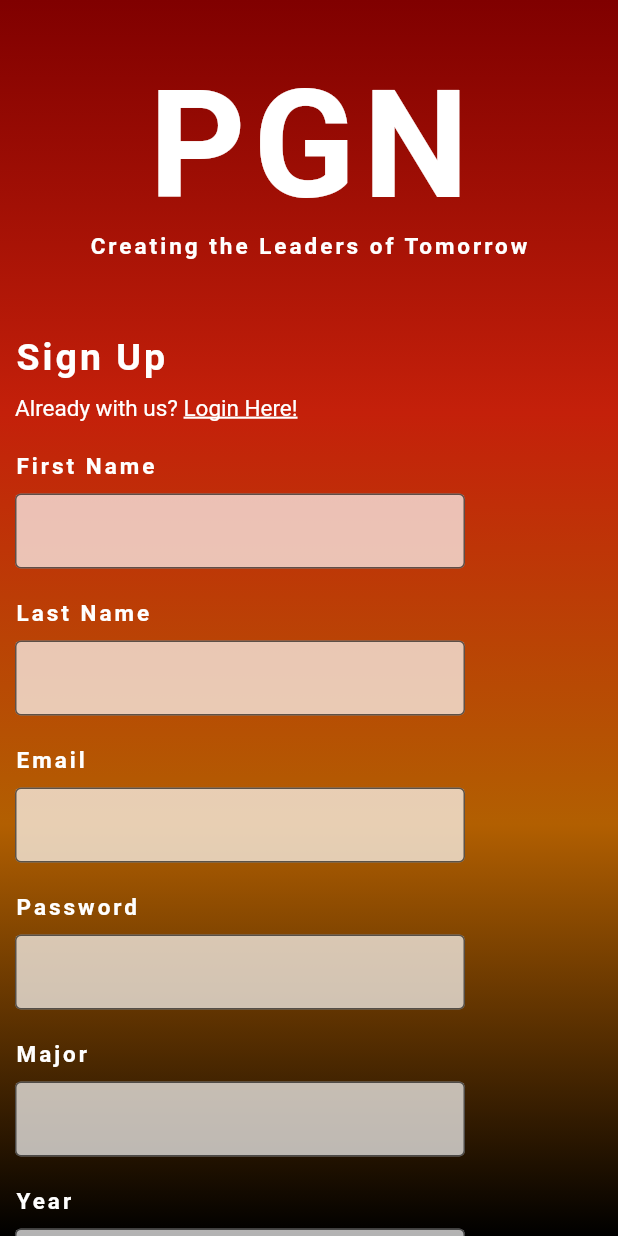
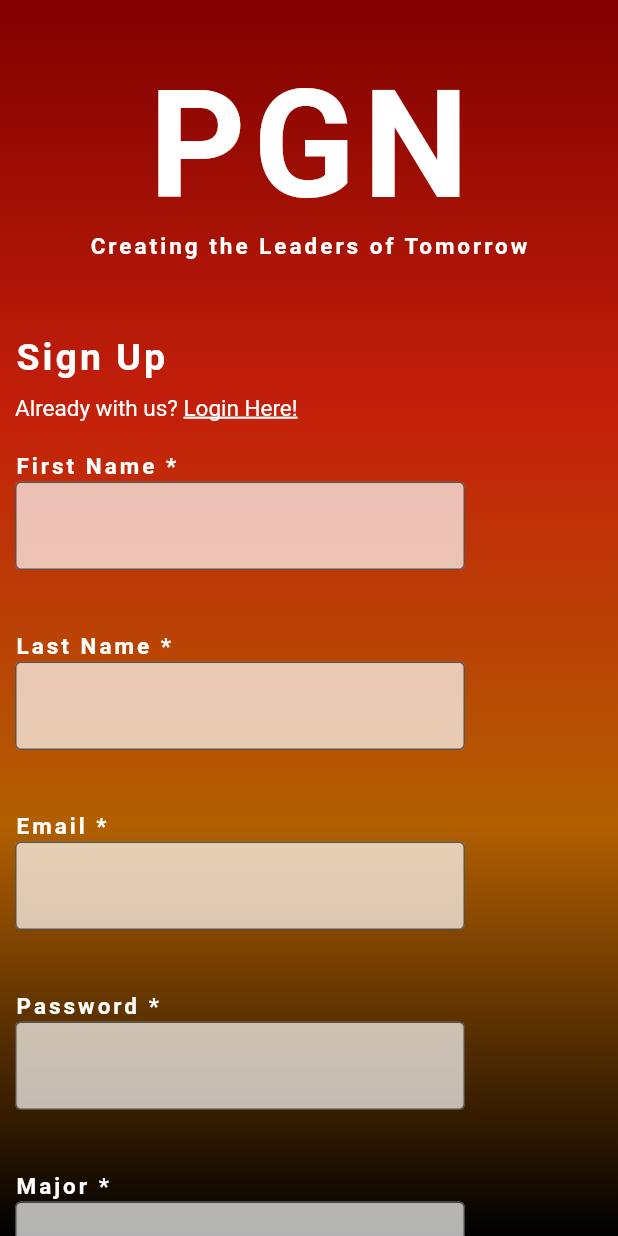
Before and after one commit to PGNTechChair/pgn_app, a Flutter app: the SignUp screen opened by its route, on a phone screen of 412 x 824 dp. Run offline on Flutter 3.47's test engine with Material 2 defaults, Android fonts, the phone set to English and light mode, and no system bars; our stand-ins replace cloud_firestore, firebase_auth, firebase_core, flutter_spinkit, rive; accounts and stored records are empty.

Commit message:
Formatted the signup page to include more room for error text.

```diff
--- a/lib/pages/settings.dart
+++ b/lib/pages/settings.dart
@@ -15,7 +15,7 @@ class Settings extends StatefulWidget {
 
 class _SettingsState extends State<Settings> {
   final _formKey = GlobalKey<FormState>();
-  final List<String> years = ['Freshman', 'Sophomore', 'Junior', 'Senior', 'Other'];
+  final List<String> years = ['Freshman', 'Sophomore', 'Junior', 'Senior'];
 
   // form values
   late String? _currentFirstName = '';
--- a/lib/pages/signup.dart
+++ b/lib/pages/signup.dart
@@ -22,6 +22,8 @@ class _SignUpState extends State<SignUp> {
   final AuthService _authService = AuthService();
   final _formKey = GlobalKey<FormState>();
   bool loading = false;
+  final List<String> years = ['Freshman', 'Sophomore', 'Junior', 'Senior'];
+
 
   // text field state
   String email = '';
@@ -93,7 +95,7 @@ class _SignUpState extends State<SignUp> {
                   SizedBox(height: 8.0),
                   Container(
                       margin: EdgeInsets.fromLTRB(10, 0, 10, 0),
-                      width: 150,
+                      width: double.infinity,
                       height: 50,
                       child: Align(
                           alignment: Alignment.centerLeft,
@@ -137,12 +139,12 @@ class _SignUpState extends State<SignUp> {
                   ),
                   Container(
                       margin: EdgeInsets.fromLTRB(10, 20, 10, 0),
-                      width: 100,
+                      width: double.infinity,
                       height: 20,
                       child: Align(
                           alignment: Alignment.centerLeft,
                           child: Text(
-                              "First Name",
+                              "First Name *",
                               style: TextStyle(
                                 fontSize: 15,
                                 letterSpacing: 2.0,
@@ -152,13 +154,19 @@ class _SignUpState extends State<SignUp> {
                           )
                       )
                   ),
-                  SizedBox(height: 8.0),
                   Padding(
                     padding: const EdgeInsets.fromLTRB(10,0,10,0),
                     child: SizedBox(
                       width: 300,
-                      height: 50,
+                      height: 80,
                       child: TextFormField(
+                        validator: (String? val) {
+                          if (val != null && val.isEmpty)
+                          {
+                            return "required *";
+                          }
+                          return null;
+                        },
                           onChanged: (val)
                           {
                             setState(() => firstName = val);
@@ -167,18 +175,19 @@ class _SignUpState extends State<SignUp> {
                             fillColor: Colors.white70,
                             filled: true,
                             border: OutlineInputBorder(),
-                        ),
+                            errorStyle: TextStyle(color: Colors.white, height: .7),
+                          ),
                       ),
                     ),
                   ),
                   Container(
                       margin: EdgeInsets.fromLTRB(10, 20, 10, 0),
-                      width: 100,
+                      width: double.infinity,
                       height: 20,
                       child: Align(
                           alignment: Alignment.centerLeft,
                           child: Text(
-                              "Last Name",
+                              "Last Name *",
                               style: TextStyle(
                                 fontSize: 15,
                                 letterSpacing: 2.0,
@@ -188,13 +197,19 @@ class _SignUpState extends State<SignUp> {
                           )
                       )
                   ),
-                  SizedBox(height: 8.0),
                   Padding(
                     padding: const EdgeInsets.fromLTRB(10,0,10,0),
                     child: SizedBox(
                       width: 300,
-                      height: 50,
+                      height: 80,
                       child: TextFormField(
+                        validator: (String? val) {
+                          if (val != null && val.isEmpty)
+                          {
+                            return "required *";
+                          }
+                          return null;
+                          },
                         onChanged: (val)
                         {
                           setState(() => lastName = val);
@@ -202,6 +217,7 @@ class _SignUpState extends State<SignUp> {
                         decoration: InputDecoration(
                           fillColor: Colors.white70,
                           filled: true,
+                          errorStyle: TextStyle(color: Colors.white, height: .7),
                           border: OutlineInputBorder(),
                         ),
                       ),
@@ -209,12 +225,12 @@ class _SignUpState extends State<SignUp> {
                   ),
                   Container(
                       margin: EdgeInsets.fromLTRB(10, 20, 10, 0),
-                      width: 100,
+                      width: double.infinity,
                       height: 20,
                       child: Align(
                           alignment: Alignment.centerLeft,
                           child: Text(
-                              "Email",
+                              "Email *",
                               style: TextStyle(
                                 fontSize: 15,
                                 letterSpacing: 2.0,
@@ -224,12 +240,11 @@ class _SignUpState extends State<SignUp> {
                           )
                       )
                   ),
-                  SizedBox(height: 8.0),
                   Padding(
                     padding: const EdgeInsets.fromLTRB(10,0,10,0),
                     child: SizedBox(
                       width: 300,
-                      height: 50,
+                      height: 80,
                       child: TextFormField(
                         validator: (String? val) {
                           if (val != null && val.isEmpty || !val!.contains("@"))
@@ -253,12 +268,12 @@ class _SignUpState extends State<SignUp> {
                   ),
                   Container(
                       margin: EdgeInsets.fromLTRB(10, 20, 10, 0),
-                      width: 100,
+                      width: double.infinity,
                       height: 20,
                       child: Align(
                           alignment: Alignment.centerLeft,
                           child: Text(
-                              "Password",
+                              "Password *",
                               style: TextStyle(
                                 fontSize: 15,
                                 letterSpacing: 2.0,
@@ -268,12 +283,11 @@ class _SignUpState extends State<SignUp> {
                           )
                       )
                   ),
-                  SizedBox(height: 8.0),
                   Padding(
                     padding: const EdgeInsets.fromLTRB(10,0,10,0),
                     child: SizedBox(
                       width: 300,
-                      height: 50,
+                      height: 80,
                       child: TextFormField(
                         validator: (String? val) {
                           if (val != null && val.length < 6)
@@ -297,12 +311,12 @@ class _SignUpState extends State<SignUp> {
                   ),
                   Container(
                       margin: EdgeInsets.fromLTRB(10, 20, 10, 0),
-                      width: 100,
+                      width: double.infinity,
                       height: 20,
                       child: Align(
                           alignment: Alignment.centerLeft,
                           child: Text(
-                              "Major",
+                              "Major *",
                               style: TextStyle(
                                 fontSize: 15,
                                 letterSpacing: 2.0,
@@ -312,13 +326,19 @@ class _SignUpState extends State<SignUp> {
                           )
                       )
                   ),
-                  SizedBox(height: 8.0),
                   Padding(
                     padding: const EdgeInsets.fromLTRB(10,0,10,0),
                     child: SizedBox(
                       width: 300,
-                      height: 50,
+                      height: 80,
                       child: TextFormField(
+                        validator: (String? val) {
+                          if (val != null && val.isEmpty)
+                          {
+                            return "required *";
+                          }
+                          return null;
+                        },
                         onChanged: (val)
                         {
                           setState(() => major = val);
@@ -327,18 +347,19 @@ class _SignUpState extends State<SignUp> {
                           fillColor: Colors.white70,
                           filled: true,
                           border: OutlineInputBorder(),
+                          errorStyle: TextStyle(color: Colors.white, height: .7),
                         ),
                       ),
                     ),
                   ),
                   Container(
                       margin: EdgeInsets.fromLTRB(10, 20, 10, 0),
-                      width: 100,
+                      width: double.infinity,
                       height: 20,
                       child: Align(
                           alignment: Alignment.centerLeft,
                           child: Text(
-                              "Year",
+                              "Year *",
                               style: TextStyle(
                                 fontSize: 15,
                                 letterSpacing: 2.0,
@@ -348,23 +369,26 @@ class _SignUpState extends State<SignUp> {
                           )
                       )
                   ),
-                  SizedBox(height: 8.0),
                   Padding(
                     padding: const EdgeInsets.fromLTRB(10,0,10,0),
                     child: SizedBox(
                       width: 300,
-                      height: 50,
-                      //TODO - Change this to a dropdown
-                      child: TextFormField(
-                        onChanged: (val)
-                        {
-                          setState(() => year = val);
-                        },
+                      height: 80,
+                      child: DropdownButtonFormField(
+                        value: "Freshman",
                         decoration: InputDecoration(
                           fillColor: Colors.white70,
                           filled: true,
                           border: OutlineInputBorder(),
+                          errorStyle: TextStyle(color: Colors.white, height: .7),
                         ),
+                        items: years.map((year) {
+                          return DropdownMenuItem(
+                            value: year,
+                            child: Text('$year'),
+                          );
+                        }).toList(),
+                        onChanged: (val) => setState(() => year = val!),
                       ),
                     ),
                     ),
```
